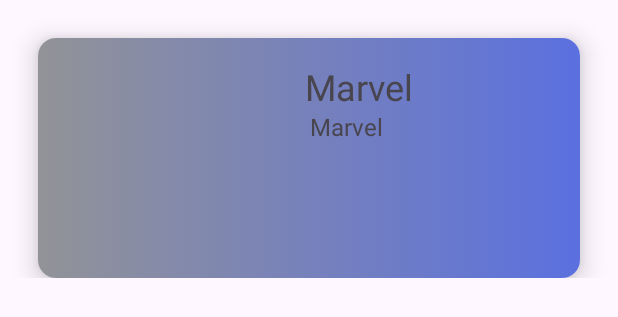
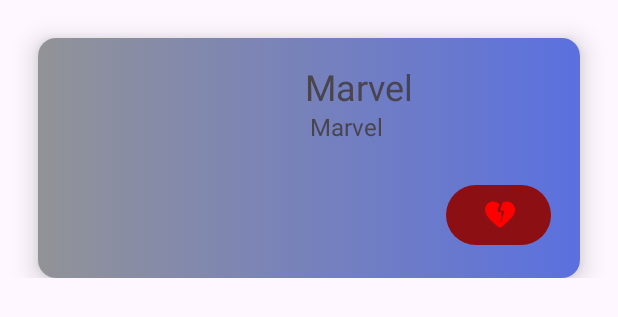
Before and after one commit to Romina-Ramirez/dispositivos_moviles_rr_xa, an Android app: the layout marvel_characters.xml on its own in the app's theme, with its tools: preview values and no code run, on a phone screen of 412 x 824 dp. Shown: the top 317 px of the screen. Run offline under Robolectric (Android 15) with nearby library versions, the phone set to English and light mode, and no system bars; network calls fail; Roboto replaces fonts that are not available here.

Commit message:
Arreglar trabajo en clase

```diff
--- a/app/src/main/AndroidManifest.xml
+++ b/app/src/main/AndroidManifest.xml
@@ -5,6 +5,7 @@
     <!-- 2)permisos de nivel medio (acceso a imagenes), 3)permisos peligrosos -->
     <!-- acceso a ubicacionç, camara, microfono -->
     <!-- para el permiso de acceso a internet -->
+    <uses-permission android:name="android.permission.ACCESS_NETWORK_STATE" />
     <uses-permission android:name="android.permission.INTERNET" />
 
     <application
--- /dev/null
+++ b/app/src/main/res/drawable/heart_broken.xml
@@ -0,0 +1,5 @@
+<vector android:height="24dp" android:tint="#FF0000"
+    android:viewportHeight="24" android:viewportWidth="24"
+    android:width="24dp" xmlns:android="http://schemas.android.com/apk/res/android">
+    <path android:fillColor="@android:color/white" android:pathData="M19.57,3.95c-1.92,-1.29 -4.08,-1.17 -5.8,-0.26L12,9h1.66c0.67,0 1.15,0.65 0.96,1.29l-1.82,6.07c-0.09,0.29 -0.52,0.2 -0.49,-0.1L13,10h-1.67c-0.66,0 -1.14,-0.64 -0.96,-1.27l1.18,-4.11c0,0 0,0 0,0C9.7,2.89 6.71,2.32 4.27,4.04C2.82,5.07 2,6.7 2,8.49c-0.01,3.81 3.53,6.71 8.66,11.3c0.76,0.68 1.92,0.69 2.69,0.01c4.98,-4.42 8.87,-7.58 8.64,-11.62C21.9,6.45 21,4.92 19.57,3.95z"/>
+</vector>
--- a/app/src/main/res/layout/marvel_characters.xml
+++ b/app/src/main/res/layout/marvel_characters.xml
@@ -22,8 +22,8 @@
 
             <ImageView
                 android:id="@+id/imgMarvel"
-                android:layout_width="98dp"
-                android:layout_height="122dp"
+                android:layout_width="89dp"
+                android:layout_height="92dp"
                 android:layout_margin="14dp"
                 android:layout_marginStart="16dp"
                 android:scaleType="centerCrop"
@@ -46,7 +46,7 @@
             <TextView
                 android:id="@+id/textComic"
                 android:layout_width="180dp"
-                android:layout_height="99dp"
+                android:layout_height="30dp"
                 android:layout_marginTop="4dp"
                 android:textSize="16sp"
                 app:layout_constraintEnd_toEndOf="parent"
@@ -55,6 +55,16 @@
                 app:layout_constraintTop_toBottomOf="@+id/textName"
                 tools:text="Marvel"/>
 
+            <Button
+                android:id="@+id/btn_save"
+                android:layout_width="70dp"
+                android:layout_height="wrap_content"
+                android:layout_marginTop="16dp"
+                app:layout_constraintEnd_toEndOf="parent"
+                app:layout_constraintHorizontal_bias="0.898"
+                app:layout_constraintStart_toEndOf="@+id/imgMarvel"
+                app:layout_constraintTop_toBottomOf="@+id/textComic"
+                android:drawableLeft="@drawable/heart_broken"/>
         </androidx.constraintlayout.widget.ConstraintLayout>
 
     </androidx.cardview.widget.CardView>
```
Also changed, not shown: app/src/main/java/com/example/aplicacionmovil/logic/marvelLogic/MarvelCharactersLogic.kt (+31 -9 lines), app/src/main/java/com/example/aplicacionmovil/ui/adapters/MarvelAdapter.kt (+8 -7 lines), app/src/main/java/com/example/aplicacionmovil/ui/fragments/SecondFragment.kt (+42 -62 lines), app/src/main/java/com/example/aplicacionmovil/ui/utilities/Metodos.kt (added, +30 -0 lines), app/src/main/res/layout/activity_details_marvel_item.xml (+9 -0 lines), 2 other files.
